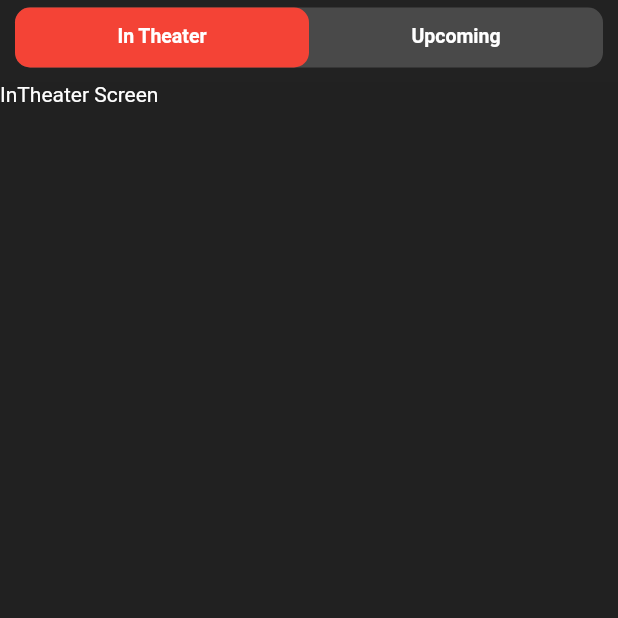
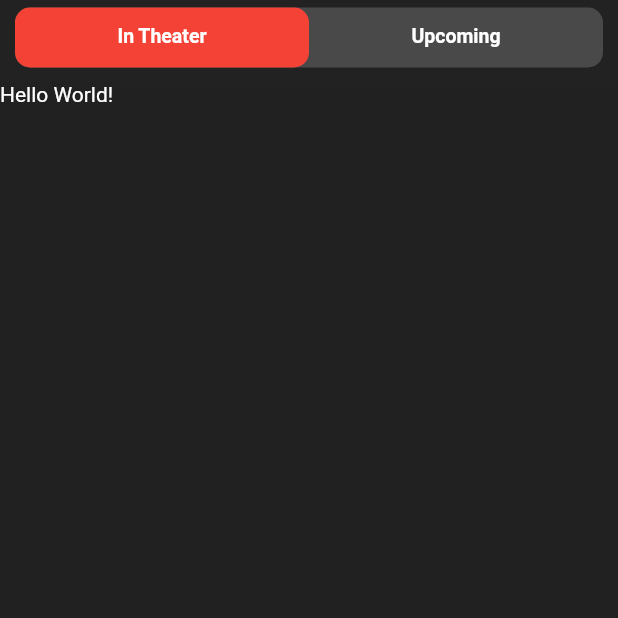
Before and after one commit to rikai-longhuy/TodoMovie, a Flutter app: the screen it shows after launch, on a phone screen of 412 x 824 dp, the top half of it. Run offline on Flutter 3.47's test engine with Material 2 defaults, Android fonts, the phone set to English and light mode, and no system bars; our stand-ins replace device_preview; generated files the repository leaves out were written again.

Commit message:
Update setup project

```diff
--- /dev/null
+++ b/l10n.yaml
@@ -0,0 +1,3 @@
+arb-dir: lib/utils/languages/I10n
+template-arb-file: app_vi.arb
+output-localization-file: app_localizations.dart
--- a/lib/features/screens/home/presetation/page/home_screen.dart
+++ b/lib/features/screens/home/presetation/page/home_screen.dart
@@ -3,6 +3,8 @@ import 'package:flutter/scheduler.dart';
 import 'package:todo_movie/features/screens/home/presetation/widgets/intheaters_screen.dart';
 import 'package:todo_movie/features/screens/home/presetation/widgets/upcoming_screen.dart';
 import 'package:todo_movie/features/screens/home/presetation/widgets/widget_tabbar.dart';
+
+import '../../../../../utils/colors/app_color.dart';
 
 class HomeScreen extends StatefulWidget {
   const HomeScreen({super.key});
@@ -25,14 +27,14 @@ class _HomeScreenState extends State<HomeScreen> with TickerProviderStateMixin {
   Widget build(BuildContext context) {
     return SafeArea(
         child: Scaffold(
-      backgroundColor: const Color.fromARGB(255, 34, 34, 34),
+      backgroundColor:  AppColor.backgroundColor,
       body: Column(
         children: [
           Tabbar(tabController: _tabController),
           Expanded(
             child: Container(
               margin: const EdgeInsets.only(top: 5.0),
-              color: Colors.grey[900],
+              color: AppColor.mainColor,
               child: TabBarView(
                 controller: _tabController,
                 children: const [
--- a/lib/features/screens/home/presetation/widgets/intheaters_screen.dart
+++ b/lib/features/screens/home/presetation/widgets/intheaters_screen.dart
@@ -1,4 +1,5 @@
 import 'package:flutter/material.dart';
+import 'package:flutter_gen/gen_l10n/app_localizations.dart';
 
 class InTheaterScreen extends StatelessWidget {
   const InTheaterScreen({super.key});
@@ -6,8 +7,8 @@ class InTheaterScreen extends StatelessWidget {
   @override
   Widget build(BuildContext context) {
     return Container(
-      child: const Text(
-        "InTheater Screen",
+      child: Text(
+        AppLocalizations.of(context)!.helloWorld,
         style: TextStyle(color: Colors.white),
       ),
     );
--- a/lib/features/screens/home/presetation/widgets/widget_tabbar.dart
+++ b/lib/features/screens/home/presetation/widgets/widget_tabbar.dart
@@ -1,4 +1,7 @@
 import 'package:flutter/material.dart';
+import 'package:todo_movie/utils/colors/app_color.dart';
+import 'package:todo_movie/utils/styles/app_styles.dart';
+import 'package:flutter_gen/gen_l10n/app_localizations.dart';
 
 class Tabbar extends StatelessWidget {
   const Tabbar({Key? key, required TabController tabController})
@@ -10,36 +13,26 @@ class Tabbar extends StatelessWidget {
   Widget build(BuildContext context) {
     return Container(
       height: 40.0,
-      margin:const EdgeInsets.symmetric(horizontal: 10.0, vertical: 5.0),
+      margin: const EdgeInsets.symmetric(horizontal: 10.0, vertical: 5.0),
       decoration: BoxDecoration(
         borderRadius: BorderRadius.circular(10),
-        color:const Color.fromARGB(255, 73, 73, 73)
+        color: AppColor.bodertabbar,
       ),
       child: TabBar(
         controller: _tabController,
         indicator: BoxDecoration(
           borderRadius: BorderRadius.circular(10.0),
-          color: Colors.red,
+          color: AppColor.backgroundChoosedTabar,
         ),
         labelColor: Colors.amberAccent,
-        tabs:const <Widget>[
+        tabs: <Widget>[
           Tab(
-            child: Text(
-              "In Theater",
-              style:TextStyle(
-                color: Color.fromARGB(255, 255, 255, 255),
-                fontSize: 13.0,
-                fontWeight: FontWeight.w600,
-              ) ,),
+            child: Text(AppLocalizations.of(context)!.intheater,
+                style: AppStyle.textStyleTitleAppbar(context)),
           ),
           Tab(
-            child: Text(
-              "Upcoming",
-              style:TextStyle(
-                color: Color.fromARGB(255, 255, 255, 255),
-                fontSize: 13.0,
-                fontWeight: FontWeight.w600,
-              ) ,),
+            child: Text(AppLocalizations.of(context)!.upcoming,
+                style: AppStyle.textStyleTitleAppbar(context)),
           )
         ],
       ),
--- a/lib/main.dart
+++ b/lib/main.dart
@@ -2,6 +2,8 @@ import 'package:device_preview/device_preview.dart';
 import 'package:flutter/foundation.dart';
 import 'package:flutter/material.dart';
 import 'package:todo_movie/features/screens/home/presetation/page/home_screen.dart';
+import 'package:flutter_localizations/flutter_localizations.dart';
+import 'package:flutter_gen/gen_l10n/app_localizations.dart';
 
 // void main() {
 //   runApp(const MyApp());
@@ -21,6 +23,16 @@ class MyApp extends StatelessWidget {
   @override
   Widget build(BuildContext context) {
     return MaterialApp(
+      localizationsDelegates: const [
+        AppLocalizations.delegate,
+        GlobalMaterialLocalizations.delegate,
+        GlobalWidgetsLocalizations.delegate,
+        GlobalCupertinoLocalizations.delegate,
+      ],
+      supportedLocales: const [
+        Locale('vi'), // Vietnames
+        Locale('en'), // Englishq
+      ],
       useInheritedMediaQuery: true,
       title: 'Flutter Demo',
       locale: DevicePreview.locale(context),
--- /dev/null
+++ b/lib/utils/colors/app_color.dart
@@ -0,0 +1,8 @@
+import 'package:flutter/material.dart';
+
+class AppColor {
+  static Color backgroundColor = Color.fromARGB(255, 34, 34, 34);
+  static Color? mainColor = Colors.grey[900];
+  static Color backgroundChoosedTabar = Colors.red;
+  static Color bodertabbar = Color.fromARGB(255, 73, 73, 73);
+}
--- /dev/null
+++ b/lib/utils/languages/I10n/app_en.arb
@@ -0,0 +1,15 @@
+{
+  "helloWorld": "Hello World!",
+  "@helloWorld": {
+    "description": "The conventional newborn programmer greeting"
+  },
+  "intheater": "In Theater",
+  "@intheater": {
+    "description": ""
+  },
+  "upcoming": "Upcoming",
+  "@upcoming": {
+    "description": ""
+  }
+
+}
--- /dev/null
+++ b/lib/utils/languages/I10n/app_vi.arb
@@ -0,0 +1,5 @@
+{
+  "helloWorld": "Xin chào",
+  "intheater": "Đang chiếu",
+  "upcoming": "Sắp chiếu"
+}
--- /dev/null
+++ b/lib/utils/styles/app_styles.dart
@@ -0,0 +1,10 @@
+import 'package:flutter/material.dart';
+
+class AppStyle {
+  static TextStyle textStyleTitleAppbar(BuildContext context) =>
+      const TextStyle(
+        color: Color.fromARGB(255, 255, 255, 255),
+        fontSize: 13.0,
+        fontWeight: FontWeight.w600,
+      );
+}
```
Also changed, not shown: pubspec.yaml (+10 -0 lines), lib/entities/models/homes/intheaters.dart (deleted), lib/entities/models/homes/intheaters/results/results.dart (added), lib/entities/models/homes/upcoming.dart (deleted), pubspec.lock.
